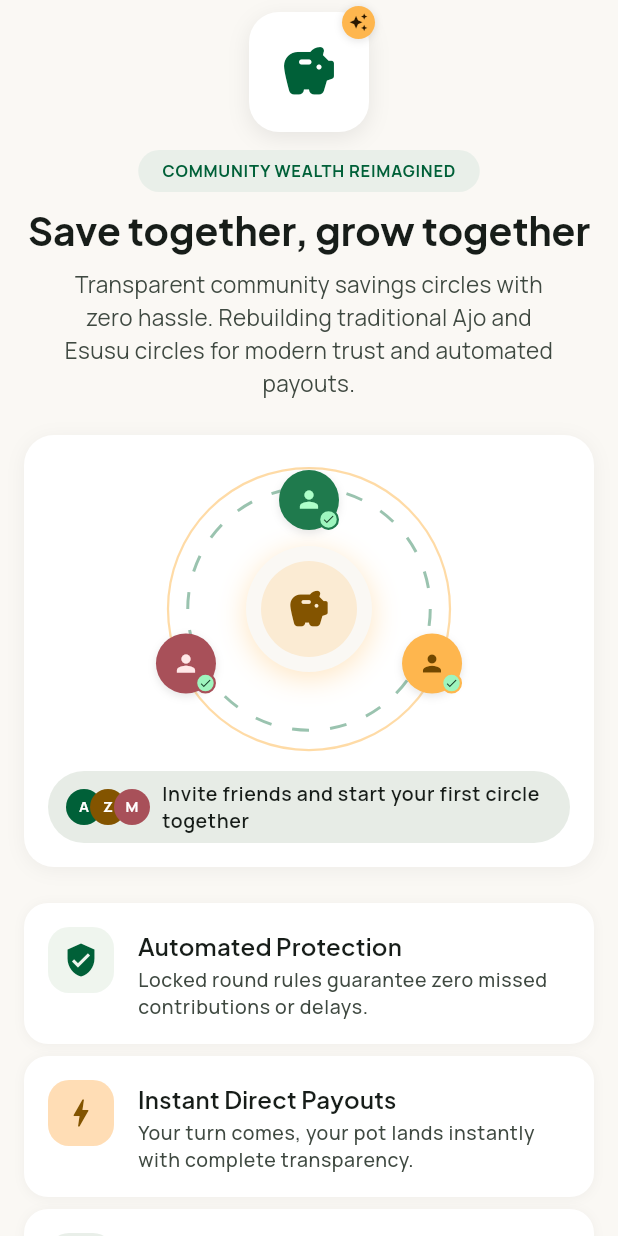
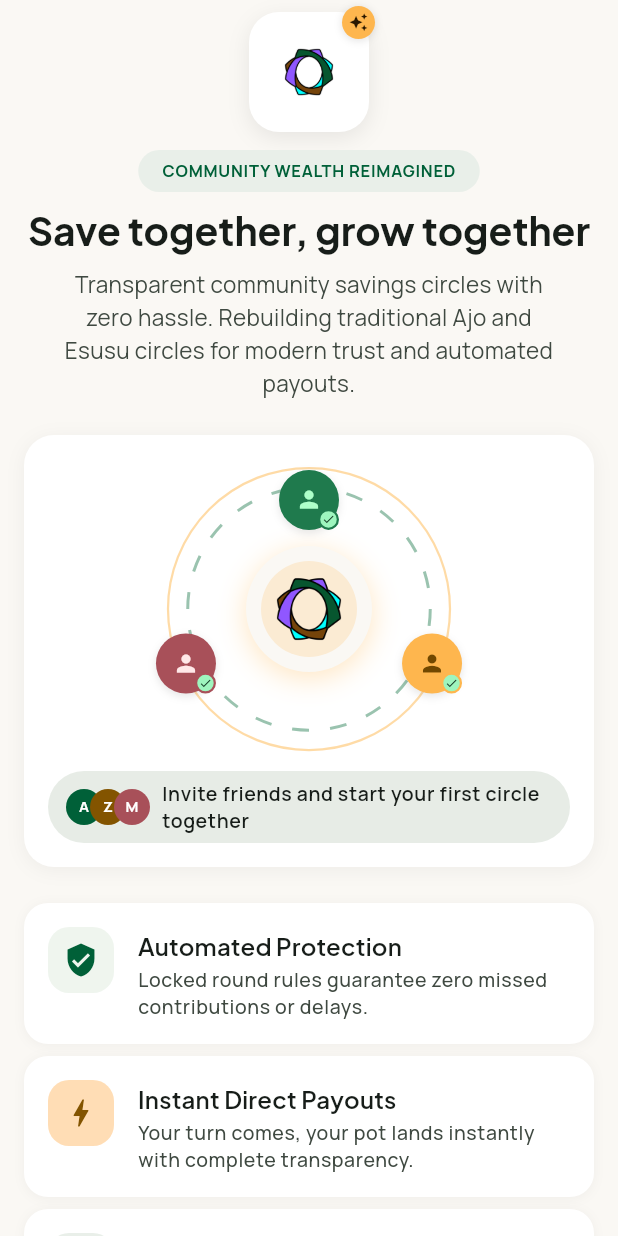
Before and after one commit to Ehonrie/ajose, a Flutter app: the screen it shows after launch, on a phone screen of 412 x 824 dp. Run offline on Flutter 3.47's test engine with Material 3 defaults, Android fonts, the phone set to English and light mode, and no system bars; our stand-ins replace flutter_contacts, flutter_local_notifications, flutter_riverpod, flutter_secure_storage, local_auth; missing offline and left inert: solana.

Commit message:
fix: always require wallet approval on connect; polish UI
Remove silent MWA reauthorize-on-launch so Solflare/Phantom always
prompts for approval instead of restoring a cached session. Also swap
the savings icon for the app logo, drop the redundant add-circle nav
button (the FAB already covers it), shorten the launch-circle CTA
label, and fix globally oversized filled-button text (was using the
headline text style instead of a button-appropriate one).

```diff
--- a/lib/core/theme.dart
+++ b/lib/core/theme.dart
@@ -284,7 +284,7 @@ class AppTheme {
         style: FilledButton.styleFrom(
           minimumSize: const Size.fromHeight(56),
           shape: RoundedRectangleBorder(borderRadius: BorderRadius.circular(20)),
-          textStyle: textTheme.headlineMedium,
+          textStyle: textTheme.titleMedium,
         ),
       ),
     );
--- a/lib/features/create_circle/create_circle_screen.dart
+++ b/lib/features/create_circle/create_circle_screen.dart
@@ -1083,7 +1083,7 @@ class _LaunchButton extends StatelessWidget {
             ),
             onPressed: onLaunch,
             icon: const Icon(Icons.arrow_forward),
-            label: const Text('Launch Circle & Send Invites'),
+            label: const Text('Launch Circle'),
           ),
         ),
         const SizedBox(height: 10),
--- a/lib/features/onboarding/onboarding_screen.dart
+++ b/lib/features/onboarding/onboarding_screen.dart
@@ -87,10 +87,10 @@ class _BrandHeader extends StatelessWidget {
                   ),
                 ],
               ),
-              child: Icon(
-                Icons.savings_rounded,
-                color: scheme.primary,
-                size: 40,
+              child: Image.asset(
+                'assets/images/logo.png',
+                width: 40,
+                height: 40,
               ),
             ),
             Positioned(
@@ -324,7 +324,7 @@ class _PotGlow extends StatelessWidget {
             shape: BoxShape.circle,
             color: scheme.secondaryContainer.withValues(alpha: 0.2),
           ),
-          child: Icon(Icons.savings_rounded, color: scheme.secondary, size: 30),
+          child: Image.asset('assets/images/logo.png', width: 30, height: 30),
         ),
       ),
     );
--- a/lib/main.dart
+++ b/lib/main.dart
@@ -19,7 +19,7 @@ class AjoseApp extends StatelessWidget {
       theme: AppTheme.light,
       darkTheme: AppTheme.dark,
       // SplashView owns the Onboarding-vs-Home routing decision: it awaits
-      // walletSessionProvider's reauthorize attempt, then replaces itself.
+      // walletSessionProvider's initial resolution, then replaces itself.
       home: const SplashView(),
     );
   }
--- a/pubspec.yaml
+++ b/pubspec.yaml
@@ -78,6 +78,7 @@ flutter:
 
   assets:
     - assets/images/app_icon.jpeg
+    - assets/images/logo.png
 
   # An image asset can refer to one or more resolution-specific "variants", see
   # https://flutter.dev/to/resolution-aware-images
```
Also changed, not shown: lib/core/mwa_session_manager.dart (+10 -10 lines), lib/core/providers.dart (+3 -4 lines), lib/features/circles/home_screen.dart (+1 -13 lines), lib/features/onboarding/splash_view.dart (+6 -9 lines), lib/services/wallet_service.dart (+3 -35 lines).
